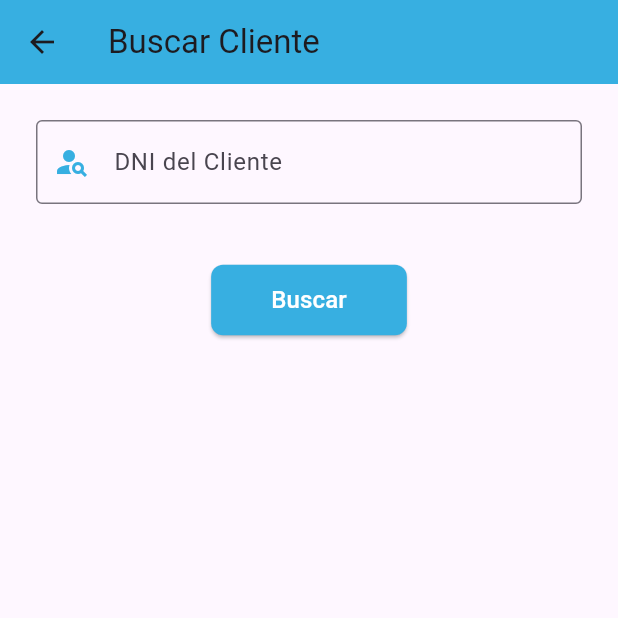
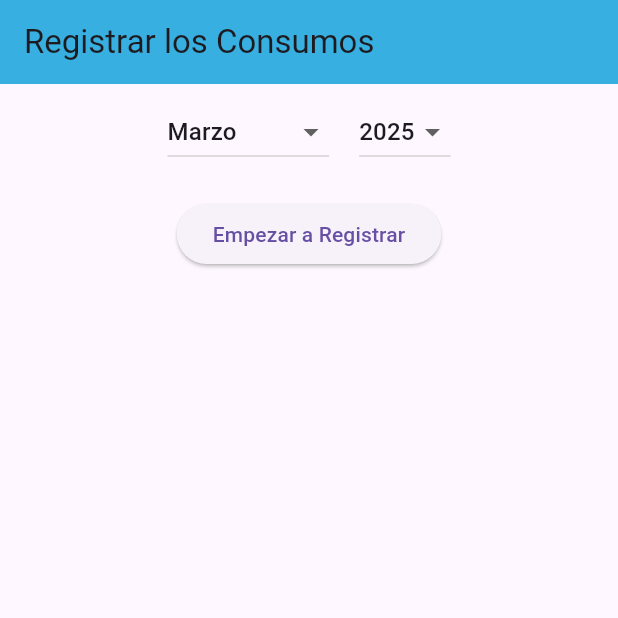
Before and after one commit to ozuro/app_lecturador, a Flutter app: the HomePage screen opened by its route, in the side drawer, after a tap on "Consumos", on a phone screen of 412 x 824 dp, the top half of it. Run offline on Flutter 3.47's test engine with Material 3 defaults, Android fonts, the phone set to English and light mode, and no system bars; our stand-ins replace shared_preferences; accounts and stored records are empty.

Commit message:
pantalla de home consumos

```diff
--- /dev/null
+++ b/lib/presentacion/screen/consumos/home_consumos.dart
@@ -0,0 +1,89 @@
+import 'package:flutter/material.dart';
+
+class HomeConsumos extends StatefulWidget {
+  static String routeName = '/homeConsumo';
+  const HomeConsumos({super.key});
+
+  @override
+  State<HomeConsumos> createState() => _HomeConsumosState();
+}
+
+int selectedMonth = DateTime.now().month;
+int selectedYear = DateTime.now().year;
+
+final List<String> months = [
+  "Enero",
+  "Febrero",
+  "Marzo",
+  "Abril",
+  "Mayo",
+  "Junio",
+  "Julio",
+  "Agosto",
+  "Septiembre",
+  "Octubre",
+  "Noviembre",
+  "Diciembre"
+];
+
+class _HomeConsumosState extends State<HomeConsumos> {
+  @override
+  Widget build(BuildContext context) {
+    return Scaffold(
+      appBar: AppBar(
+          title: Text('Registrar los Consumos'),
+          backgroundColor: const Color(0xFF37AFE1)),
+      body: Padding(
+        padding: const EdgeInsets.all(8.0),
+        child: Column(
+          children: [
+            Center(
+              child: Row(
+                mainAxisAlignment: MainAxisAlignment.center,
+                children: [
+                  _buildDropdown(
+                    value: selectedMonth,
+                    items: List.generate(
+                        12,
+                        (i) => DropdownMenuItem(
+                            value: i + 1, child: Text(months[i]))),
+                    onChanged: (val) => setState(() => selectedMonth = val!),
+                  ),
+                  SizedBox(width: 20),
+                  _buildDropdown(
+                    value: selectedYear,
+                    items: List.generate(
+                        25,
+                        (i) => DropdownMenuItem(
+                            value: selectedYear - 10 + i,
+                            child: Text("${selectedYear - 10 + i}"))),
+                    onChanged: (val) => setState(() => selectedYear = val!),
+                  ),
+                ],
+              ),
+            ),
+            SizedBox(height: 20),
+            ElevatedButton(
+              onPressed: () {
+                // Aquí puedes manejar la acción al presionar el botón
+                print("Mes seleccionado: $selectedMonth, Año: $selectedYear");
+              },
+              child: Text("Empezar a Registrar"),
+            ),
+          ],
+        ),
+      ),
+    );
+  }
+
+  Widget _buildDropdown(
+      {required int value,
+      required List<DropdownMenuItem<int>> items,
+      required ValueChanged<int?> onChanged}) {
+    return DropdownButton<int>(
+      value: value,
+      items: items,
+      onChanged: onChanged,
+    );
+  }
+}
--- a/lib/presentacion/screen/home/home_page.dart
+++ b/lib/presentacion/screen/home/home_page.dart
@@ -1,3 +1,4 @@
+import 'package:app_lecturador/presentacion/screen/consumos/home_consumos.dart';
 import 'package:flutter/material.dart';
 import 'package:provider/provider.dart';
 import '../../../services/consumos/auth.dart';
@@ -52,8 +53,13 @@ class HomePage extends StatelessWidget {
             ListTile(
               leading: Icon(Icons.group),
               title: Text('Consumos'),
-              onTap: () {
-                Navigator.pushNamed(context, '/buscarConsumo');
+              onTap: () async {
+                await authService.logout();
+                Navigator.pushAndRemoveUntil(
+                  context,
+                  MaterialPageRoute(builder: (context) => HomeConsumos()),
+                  (route) => false,
+                );
               },
             ),
             ListTile(
```
